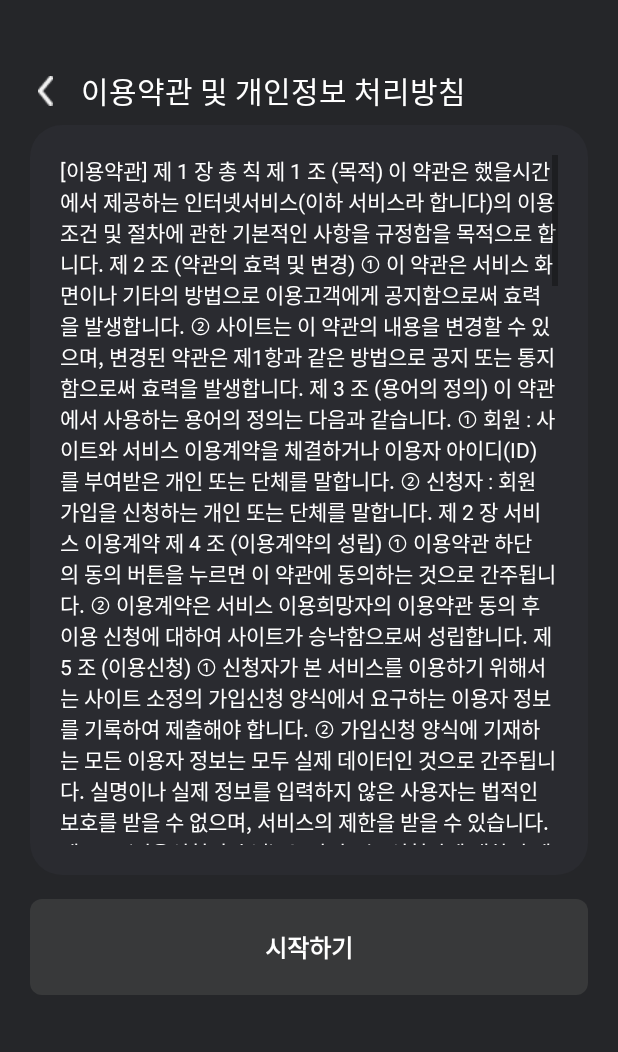
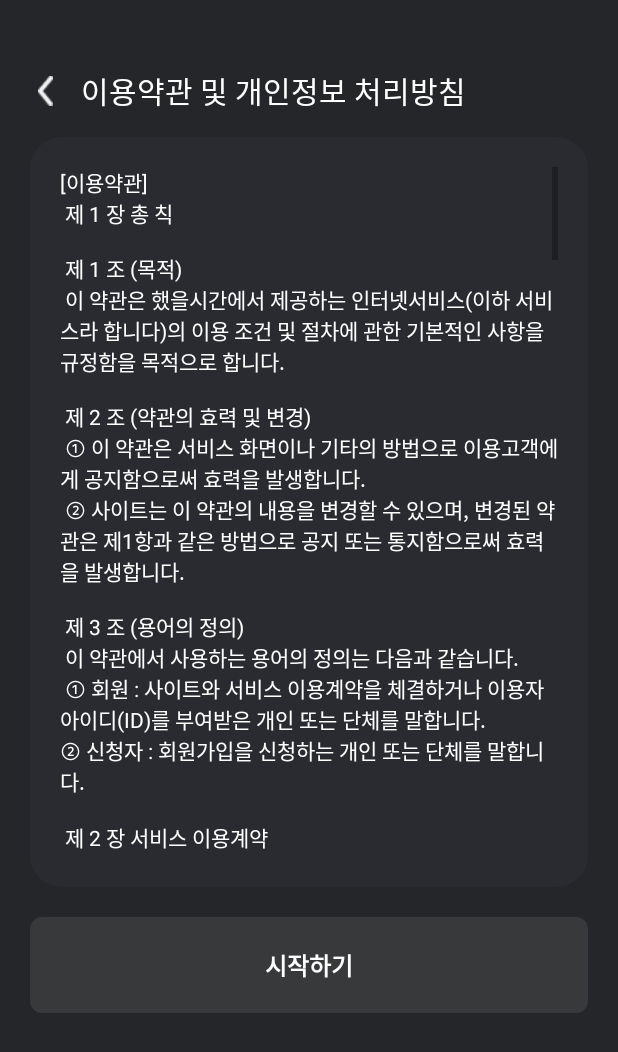
Before and after one commit to Hongji0611/ThreeO, an Android app: the TermsOfUesActivity screen opened directly, with no data from a screen before it, on a phone screen of 412 x 824 dp. Shown: the top 1052 px of the screen. Run offline under Robolectric (Android 15) with nearby library versions, the phone set to English and light mode, and no system bars.

Commit message:
Activity package

```diff
--- a/app/src/main/java/com/example/threeo/SplashActivity.kt
+++ /dev/null
@@ -1,27 +0,0 @@
-package com.example.threeo
-
-import android.content.Intent
-import androidx.appcompat.app.AppCompatActivity
-import android.os.Bundle
-import android.os.Handler
-
-class SplashActivity : AppCompatActivity() {
-    override fun onCreate(savedInstanceState: Bundle?) {
-        super.onCreate(savedInstanceState)
-        setContentView(R.layout.activity_splash)
-
-        Handler().postDelayed({
-            val intent = Intent(this, MainActivity::class.java)
-            intent.addFlags(Intent.FLAG_ACTIVITY_NO_ANIMATION)
-            startActivity(intent)
-            finish()
-        },DURATION)
-    }
-    companion object {
-        private const val DURATION : Long = 1000
-    }
-
-    override fun onBackPressed() {
-        super.onBackPressed()
-    }
-}
--- a/app/src/main/java/com/example/threeo/TermsOfUesActivity.kt
+++ /dev/null
@@ -1,11 +0,0 @@
-package com.example.threeo
-
-import androidx.appcompat.app.AppCompatActivity
-import android.os.Bundle
-
-class TermsOfUesActivity : AppCompatActivity() {
-    override fun onCreate(savedInstanceState: Bundle?) {
-        super.onCreate(savedInstanceState)
-        setContentView(R.layout.activity_terms_of_ues)
-    }
-}
--- a/app/src/main/java/com/example/threeo/MainActivity.kt
+++ b/app/src/main/java/com/example/threeo/activity/MainActivity.kt
@@ -1,4 +1,4 @@
-package com.example.threeo
+package com.example.threeo.activity
 
 import android.app.AppOpsManager
 import android.app.usage.UsageStats
@@ -15,6 +15,7 @@ import android.view.View
 import android.widget.Toast
 import androidx.appcompat.app.AppCompatActivity
 import androidx.recyclerview.widget.LinearLayoutManager
+import com.example.threeo.R
 import com.example.threeo.`interface`.TodoApi
 import com.example.threeo.adapter.AppListAdapter
 import com.example.threeo.data.TimeData
--- a/app/src/main/java/com/example/threeo/MenuActivity.kt
+++ b/app/src/main/java/com/example/threeo/activity/MenuActivity.kt
@@ -1,9 +1,7 @@
-package com.example.threeo
+package com.example.threeo.activity
 
-import android.content.Intent
 import androidx.appcompat.app.AppCompatActivity
 import android.os.Bundle
-import com.example.threeo.databinding.ActivityMainBinding
 import com.example.threeo.databinding.ActivityMenuBinding
 
 class MenuActivity : AppCompatActivity() {
--- /dev/null
+++ b/app/src/main/java/com/example/threeo/activity/SplashActivity.kt
@@ -0,0 +1,60 @@
+package com.example.threeo.activity
+
+import android.content.Intent
+import android.os.Bundle
+import android.os.Handler
+import android.util.Log
+import android.view.View
+import androidx.appcompat.app.AppCompatActivity
+import com.example.threeo.databinding.ActivitySplashBinding
+
+
+class SplashActivity : AppCompatActivity() {
+    lateinit var binding: ActivitySplashBinding
+
+    override fun onCreate(savedInstanceState: Bundle?) {
+        super.onCreate(savedInstanceState)
+        binding = ActivitySplashBinding.inflate(layoutInflater)
+        setContentView(binding.root)
+
+        val pref = getSharedPreferences("isFirst", MODE_PRIVATE)
+        val first = pref.getBoolean("isFirst", false)
+        if (!first) { //최초 실행시
+            Log.d("Is first Time?", "first")
+            val editor = pref.edit()
+            editor.commit()
+            //이용약관 동의 필요
+            binding.apply {
+                showTerm.visibility = View.VISIBLE
+                termBtn.visibility = View.VISIBLE
+
+                //button
+                showTerm.setOnClickListener {
+                    val intent = Intent(this@SplashActivity, TermsOfUesActivity::class.java)
+                    startActivity(intent)
+                }
+
+                termBtn.setOnClickListener {
+                    editor.putBoolean("isFirst", true)
+                    val intent = Intent(this@SplashActivity, MainActivity::class.java)
+                    startActivity(intent)
+                }
+            }
+
+        } else {
+            Handler().postDelayed({
+                val intent = Intent(this, MainActivity::class.java)
+                intent.addFlags(Intent.FLAG_ACTIVITY_NO_ANIMATION)
+                startActivity(intent)
+                finish()
+            }, DURATION)
+        }
+    }
+    companion object {
+        private const val DURATION : Long = 1000
+    }
+
+    override fun onBackPressed() {
+        super.onBackPressed()
+    }
+}
--- /dev/null
+++ b/app/src/main/java/com/example/threeo/activity/TermsOfUesActivity.kt
@@ -0,0 +1,41 @@
+package com.example.threeo.activity
+
+import android.content.Intent
+import androidx.appcompat.app.AppCompatActivity
+import android.os.Bundle
+import android.util.Log
+import com.example.threeo.databinding.ActivityTermsOfUesBinding
+
+class TermsOfUesActivity : AppCompatActivity() {
+    lateinit var binding: ActivityTermsOfUesBinding
+
+    override fun onCreate(savedInstanceState: Bundle?) {
+        super.onCreate(savedInstanceState)
+        binding = ActivityTermsOfUesBinding.inflate(layoutInflater)
+        setContentView(binding.root)
+
+        val pref = getSharedPreferences("isFirst", MODE_PRIVATE)
+        val first = pref.getBoolean("isFirst", false)
+        if (!first) { //최초 실행시
+            Log.d("Is first Time?", "first")
+            val editor = pref.edit()
+            editor.commit()
+            //이용약관 동의 필요
+            binding.apply {
+
+                backBtn.setOnClickListener {
+                    onBackPressed()
+                }
+
+                startBtn.setOnClickListener {
+                    editor.putBoolean("isFirst", true)
+                    val intent = Intent(this@TermsOfUesActivity, MainActivity::class.java)
+                    startActivity(intent)
+                }
+            }
+        } else {
+            val intent = Intent(this@TermsOfUesActivity, MainActivity::class.java)
+            startActivity(intent)
+        }
+    }
+}
--- a/app/src/main/res/layout/activity_detail.xml
+++ b/app/src/main/res/layout/activity_detail.xml
@@ -8,7 +8,7 @@
     android:background="@color/black"
     android:orientation="vertical"
     android:padding="20dp"
-    tools:context=".DetailActivity">
+    tools:context=".activity.DetailActivity">
 
     <ImageView
         android:id="@+id/backBtn"
--- a/app/src/main/res/layout/activity_main.xml
+++ b/app/src/main/res/layout/activity_main.xml
@@ -7,7 +7,7 @@
     android:background="@color/black"
     android:orientation="vertical"
     android:padding="16dp"
-    tools:context=".MainActivity">
+    tools:context=".activity.MainActivity">
 
     <ImageView
         android:id="@+id/menu"
--- a/app/src/main/res/layout/activity_menu.xml
+++ b/app/src/main/res/layout/activity_menu.xml
@@ -7,7 +7,7 @@
     android:background="@color/black"
     android:orientation="vertical"
     android:padding="20dp"
-    tools:context=".MenuActivity">
+    tools:context=".activity.MenuActivity">
 
     <ImageView
         android:id="@+id/backBtn"
--- a/app/src/main/res/layout/activity_splash.xml
+++ b/app/src/main/res/layout/activity_splash.xml
@@ -7,7 +7,7 @@
     android:background="@color/black"
     android:gravity="center_horizontal"
     android:orientation="vertical"
-    tools:context=".SplashActivity">
+    tools:context=".activity.SplashActivity">
 
     <ImageView
         android:id="@+id/imageView"
@@ -28,15 +28,16 @@
         android:textSize="20sp" />
 
     <TextView
-        android:id="@+id/textView15"
+        android:id="@+id/show_term"
         android:layout_width="wrap_content"
         android:layout_height="wrap_content"
         android:layout_marginTop="118dp"
         android:text="@string/terms_of_use"
-        android:textColor="@color/gray" />
+        android:textColor="@color/gray"
+        android:visibility="gone" />
 
     <TextView
-        android:id="@+id/textView10"
+        android:id="@+id/term_btn"
         android:layout_width="match_parent"
         android:layout_height="wrap_content"
         android:layout_marginHorizontal="18dp"
@@ -47,5 +48,6 @@
         android:text="이용약관 동의하고 시작하기"
         android:textColor="@color/white"
         android:textSize="16sp"
-        android:textStyle="bold" />
+        android:textStyle="bold"
+        android:visibility="gone" />
 </LinearLayout>
--- a/app/src/main/res/layout/activity_terms_of_ues.xml
+++ b/app/src/main/res/layout/activity_terms_of_ues.xml
@@ -7,7 +7,7 @@
     android:background="@color/black"
     android:orientation="vertical"
     android:padding="20dp"
-    tools:context=".MenuActivity">
+    tools:context=".activity.MenuActivity">
 
     <LinearLayout
         android:layout_width="match_parent"
@@ -38,7 +38,7 @@
     <ScrollView
         android:layout_width="match_parent"
         android:layout_height="500dp"
-        android:layout_marginTop="7dp"
+        android:layout_marginTop="15dp"
         android:background="@drawable/fill_box4"
         android:padding="20dp">
 
@@ -57,10 +57,10 @@
     </ScrollView>
 
     <TextView
-        android:id="@+id/textView10"
+        android:id="@+id/start_btn"
         android:layout_width="match_parent"
         android:layout_height="wrap_content"
-        android:layout_marginTop="16dp"
+        android:layout_marginTop="20dp"
         android:background="@drawable/fill_box2"
         android:gravity="center"
         android:paddingVertical="20dp"
--- a/app/src/main/res/values/strings.xml
+++ b/app/src/main/res/values/strings.xml
@@ -1,114 +1,114 @@
 <resources>
     <string name="app_name">했을시간</string>
     <string name="terms_of_use"><u>이용약관 보기</u></string>
-    <string name="terms_of_use_str"><pre>[이용약관]
-제 1 장 총 칙
+    <string name="terms_of_use_str">[이용약관]\n
+제 1 장 총 칙\n
+\n
+제 1 조 (목적)\n
+이 약관은 "했을시간"에서 제공하는 인터넷서비스(이하 "서비스"라 합니다)의 이용 조건 및 절차에 관한 기본적인 사항을 규정함을 목적으로 합니다.
+\n\n
+제 2 조 (약관의 효력 및 변경)\n
+① 이 약관은 서비스 화면이나 기타의 방법으로 이용고객에게 공지함으로써 효력을 발생합니다.\n
+② 사이트는 이 약관의 내용을 변경할 수 있으며, 변경된 약관은 제1항과 같은 방법으로 공지 또는 통지함으로써 효력을 발생합니다.
+\n\n
+제 3 조 (용어의 정의)\n
+이 약관에서 사용하는 용어의 정의는 다음과 같습니다.\n
+① 회원 : 사이트와 서비스 이용계약을 체결하거나 이용자 아이디(ID)를 부여받은 개인 또는 단체를 말합니다.
+\n② 신청자 : 회원가입을 신청하는 개인 또는 단체를 말합니다.\n\n
 
-제 1 조 (목적)
-이 약관은 "했을시간"에서 제공하는 인터넷서비스(이하 "서비스"라 합니다)의 이용 조건 및 절차에 관한 기본적인 사항을 규정함을 목적으로 합니다.
+제 2 장 서비스 이용계약\n
+\n
+제 4 조 (이용계약의 성립)\n
+① 이용약관 하단의 동의 버튼을 누르면 이 약관에 동의하는 것으로 간주됩니다.\n
+② 이용계약은 서비스 이용희망자의 이용약관 동의 후 이용 신청에 대하여 사이트가 승낙함으로써 성립합니다.
+\n\n
+제 5 조 (이용신청)\n
+① 신청자가 본 서비스를 이용하기 위해서는 사이트 소정의 가입신청 양식에서 요구하는 이용자 정보를 기록하여 제출해야 합니다.
+\n② 가입신청 양식에 기재하는 모든 이용자 정보는 모두 실제 데이터인 것으로 간주됩니다. 실명이나 실제 정보를 입력하지 않은 사용자는 법적인 보호를 받을 수 없으며, 서비스의 제한을 받을 수 있습니다.
+\n\n
+제 6 조 (이용신청의 승낙)\n
+① 사이트는 신청자에 대하여 제2항, 제3항의 경우를 예외로 하여 서비스 이용신청을 승낙합니다.
+\n② 사이트는 다음에 해당하는 경우에 그 신청에 대한 승낙 제한사유가 해소될 때까지 승낙을 유보할 수 있습니다.
+\n가. 서비스 관련 설비에 여유가 없는 경우
+\n나. 기술상 지장이 있는 경우
+\n다. 기타 사이트가 필요하다고 인정되는 경우
+\n③ 사이트는 신청자가 다음에 해당하는 경우에는 승낙을 거부할 수 있습니다.
+\n가. 다른 개인(사이트)의 명의를 사용하여 신청한 경우
+\n나. 이용자 정보를 허위로 기재하여 신청한 경우
+\n다. 사회의 안녕질서 또는 미풍양속을 저해할 목적으로 신청한 경우
+\n라. 기타 사이트 소정의 이용신청요건을 충족하지 못하는 경우
+\n\n
+제 7 조 (이용자정보의 변경)\n
+회원은 이용 신청시에 기재했던 회원정보가 변경되었을 경우에는, 온라인으로 수정하여야 하며 변경하지 않음으로 인하여 발생되는 모든 문제의 책임은 회원에게 있습니다.
+\n\n
+제 3 장 계약 당사자의 의무\n\n
 
-제 2 조 (약관의 효력 및 변경)
-① 이 약관은 서비스 화면이나 기타의 방법으로 이용고객에게 공지함으로써 효력을 발생합니다.
-② 사이트는 이 약관의 내용을 변경할 수 있으며, 변경된 약관은 제1항과 같은 방법으로 공지 또는 통지함으로써 효력을 발생합니다.
+제 8 조 (사이트의 의무)\n
+① 사이트는 회원에게 각 호의 서비스를 제공합니다.
+\n가. 신규서비스와 도메인 정보에 대한 뉴스레터 발송
+\n나. 추가 도메인 등록시 개인정보 자동 입력
+\n다. 도메인 등록, 관리를 위한 각종 부가서비스
+\n② 사이트는 서비스 제공과 관련하여 취득한 회원의 개인정보를 회원의 동의없이 타인에게 누설, 공개 또는 배포할 수 없으며, 서비스관련 업무 이외의 상업적 목적으로 사용할 수 없습니다. 단, 다음 각 호의 1에 해당하는 경우는 예외입니다.
+\n가. 전기통신기본법 등 법률의 규정에 의해 국가기관의 요구가 있는 경우
+\n나. 범죄에 대한 수사상의 목적이 있거나 정보통신윤리 위원회의 요청이 있는 경우
+\n다. 기타 관계법령에서 정한 절차에 따른 요청이 있는 경우
+\n③ 사이트는 이 약관에서 정한 바에 따라 지속적, 안정적으로 서비스를 제공할 의무가 있습니다.
+\n\n
+제 9 조 (회원의 의무)\n
+① 회원은 서비스 이용 시 다음 각 호의 행위를 하지 않아야 합니다.
+\n가. 다른 회원의 ID를 부정하게 사용하는 행위
+\n나. 서비스에서 얻은 정보를 사이트의 사전승낙 없이 회원의 이용 이외의 목적으로 복제하거나 이를 변경, 출판 및 방송 등에 사용하거나 타인에게 제공하는 행위
+\n다. 사이트의 저작권, 타인의 저작권 등 기타 권리를 침해하는 행위
+\n라. 공공질서 및 미풍양속에 위반되는 내용의 정보, 문장, 도형 등을 타인에게 유포하는 행위
+\n마. 범죄와 결부된다고 객관적으로 판단되는 행위
+\n바. 기타 관계법령에 위배되는 행위
+\n② 회원은 관계법령, 이 약관에서 규정하는 사항, 서비스 이용 안내 및 주의 사항을 준수하여야 합니다.
+\n③ 회원은 내용별로 사이트가 서비스 공지사항에 게시하거나 별도로 공지한 이용 제한 사항을 준수하여야 합니다.
+\n\n
+제 4 장 서비스 제공 및 이용\n\n
 
-제 3 조 (용어의 정의)
-이 약관에서 사용하는 용어의 정의는 다음과 같습니다.
-① 회원 : 사이트와 서비스 이용계약을 체결하거나 이용자 아이디(ID)를 부여받은 개인 또는 단체를 말합니다.
-② 신청자 : 회원가입을 신청하는 개인 또는 단체를 말합니다.
+제 10 조 (서비스 제한 및 정지)\n
+① 사이트는 전시, 사변, 천재지변 또는 이에 준하는 국가비상사태가 발생하거나 발생할 우려가 있는 경우와 전기통신사업법에 의한 기간통신 사업자가 전기통신서비스를 중지하는 등 기타 불가항력적 사유가 있는 경우에는 서비스의 전부 또는 일부를 제한하거나 정지할 수 있습니다.
+\n② 사이트는 제1항의 규정에 의하여 서비스의 이용을 제한하거나 정지할 때에는 그 사유 및 제한기간 등을 지체없이 회원에게 알려야 합니다.
 
-제 2 장 서비스 이용계약
+제5장 계약사항의 변경, 해지\n\n
 
-제 4 조 (이용계약의 성립)
-① 이용약관 하단의 동의 버튼을 누르면 이 약관에 동의하는 것으로 간주됩니다.
-② 이용계약은 서비스 이용희망자의 이용약관 동의 후 이용 신청에 대하여 사이트가 승낙함으로써 성립합니다.
+제 13 조 (계약사항의 해지)\n
+회원은 서비스 이용계약을 해지할 수 있으며, 해지할 경우에는 본인이 직접 서비스를 통하거나 전화 또는 온라인 등으로 사이트에 해지신청을 하여야 합니다. 사이트는 해지신청이 접수된 당일부터 해당 회원의 서비스 이용을 제한합니다. 사이트는 회원이 다음 각 항의 1에 해당하여 이용계약을 해지하고자 할 경우에는 해지조치 7일전까지 그 뜻을 이용고객에게 통지하여 소명할 기회를 주어야 합니다.
+\n① 이용고객이 이용제한 규정을 위반하거나 그 이용제한 기간 내에 제한 사유를 해소하지 않는 경우
+\n② 정보통신윤리위원회가 이용해지를 요구한 경우
+\n③ 이용고객이 정당한 사유 없이 의견진술에 응하지 아니한 경우
+\n④ 타인 명의로 신청을 하였거나 신청서 내용의 허위 기재 또는 허위서류를 첨부하여 이용계약을 체결한 경우
+\n사이트는 상기 규정에 의하여 해지된 이용고객에 대해서는 별도로 정한 기간동안 가입을 제한할 수 있습니다.
+\n\n
+제6장 손해배상\n\n
 
-제 5 조 (이용신청)
-① 신청자가 본 서비스를 이용하기 위해서는 사이트 소정의 가입신청 양식에서 요구하는 이용자 정보를 기록하여 제출해야 합니다.
-② 가입신청 양식에 기재하는 모든 이용자 정보는 모두 실제 데이터인 것으로 간주됩니다. 실명이나 실제 정보를 입력하지 않은 사용자는 법적인 보호를 받을 수 없으며, 서비스의 제한을 받을 수 있습니다.
+제 14 조 (면책조항)\n
+① 사이트는 회원이 서비스 제공으로부터 기대되는 이익을 얻지 못하였거나 서비스 자료에 대한 취사선택 또는 이용으로 발생하는 손해 등에 대해서는 책임이 면제됩니다.
+\n② 사이트는 회원의 귀책사유나 제3자의 고의로 인하여 서비스에 장애가 발생하거나 회원의 데이터가 훼손된 경우에 책임이 면제됩니다.
+\n③ 사이트는 회원이 게시 또는 전송한 자료의 내용에 대해서는 책임이 면제됩니다.
+\n④ 상표권이 있는 도메인의 경우, 이로 인해 발생할 수도 있는 손해나 배상에 대한 책임은 구매한 회원 당사자에게 있으며, 사이트는 이에 대한 일체의 책임을 지지 않습니다.
 
-제 6 조 (이용신청의 승낙)
-① 사이트는 신청자에 대하여 제2항, 제3항의 경우를 예외로 하여 서비스 이용신청을 승낙합니다.
-② 사이트는 다음에 해당하는 경우에 그 신청에 대한 승낙 제한사유가 해소될 때까지 승낙을 유보할 수 있습니다.
-가. 서비스 관련 설비에 여유가 없는 경우
-나. 기술상 지장이 있는 경우
-다. 기타 사이트가 필요하다고 인정되는 경우
-③ 사이트는 신청자가 다음에 해당하는 경우에는 승낙을 거부할 수 있습니다.
-가. 다른 개인(사이트)의 명의를 사용하여 신청한 경우
-나. 이용자 정보를 허위로 기재하여 신청한 경우
-다. 사회의 안녕질서 또는 미풍양속을 저해할 목적으로 신청한 경우
-라. 기타 사이트 소정의 이용신청요건을 충족하지 못하는 경우
-
-제 7 조 (이용자정보의 변경)
-회원은 이용 신청시에 기재했던 회원정보가 변경되었을 경우에는, 온라인으로 수정하여야 하며 변경하지 않음으로 인하여 발생되는 모든 문제의 책임은 회원에게 있습니다.
-
-제 3 장 계약 당사자의 의무
-
-제 8 조 (사이트의 의무)
-① 사이트는 회원에게 각 호의 서비스를 제공합니다.
-가. 신규서비스와 도메인 정보에 대한 뉴스레터 발송
-나. 추가 도메인 등록시 개인정보 자동 입력
-다. 도메인 등록, 관리를 위한 각종 부가서비스
-② 사이트는 서비스 제공과 관련하여 취득한 회원의 개인정보를 회원의 동의없이 타인에게 누설, 공개 또는 배포할 수 없으며, 서비스관련 업무 이외의 상업적 목적으로 사용할 수 없습니다. 단, 다음 각 호의 1에 해당하는 경우는 예외입니다.
-가. 전기통신기본법 등 법률의 규정에 의해 국가기관의 요구가 있는 경우
-나. 범죄에 대한 수사상의 목적이 있거나 정보통신윤리 위원회의 요청이 있는 경우
-다. 기타 관계법령에서 정한 절차에 따른 요청이 있는 경우
-③ 사이트는 이 약관에서 정한 바에 따라 지속적, 안정적으로 서비스를 제공할 의무가 있습니다.
-
-제 9 조 (회원의 의무)
-① 회원은 서비스 이용 시 다음 각 호의 행위를 하지 않아야 합니다.
-가. 다른 회원의 ID를 부정하게 사용하는 행위
-나. 서비스에서 얻은 정보를 사이트의 사전승낙 없이 회원의 이용 이외의 목적으로 복제하거나 이를 변경, 출판 및 방송 등에 사용하거나 타인에게 제공하는 행위
-다. 사이트의 저작권, 타인의 저작권 등 기타 권리를 침해하는 행위
-라. 공공질서 및 미풍양속에 위반되는 내용의 정보, 문장, 도형 등을 타인에게 유포하는 행위
-마. 범죄와 결부된다고 객관적으로 판단되는 행위
-바. 기타 관계법령에 위배되는 행위
-② 회원은 관계법령, 이 약관에서 규정하는 사항, 서비스 이용 안내 및 주의 사항을 준수하여야 합니다.
-③ 회원은 내용별로 사이트가 서비스 공지사항에 게시하거나 별도로 공지한 이용 제한 사항을 준수하여야 합니다.
-
-제 4 장 서비스 제공 및 이용
-
-제 10 조 (서비스 제한 및 정지)
-① 사이트는 전시, 사변, 천재지변 또는 이에 준하는 국가비상사태가 발생하거나 발생할 우려가 있는 경우와 전기통신사업법에 의한 기간통신 사업자가 전기통신서비스를 중지하는 등 기타 불가항력적 사유가 있는 경우에는 서비스의 전부 또는 일부를 제한하거나 정지할 수 있습니다.
-② 사이트는 제1항의 규정에 의하여 서비스의 이용을 제한하거나 정지할 때에는 그 사유 및 제한기간 등을 지체없이 회원에게 알려야 합니다.
-
-제5장 계약사항의 변경, 해지
-
-제 13 조 (계약사항의 해지)
-회원은 서비스 이용계약을 해지할 수 있으며, 해지할 경우에는 본인이 직접 서비스를 통하거나 전화 또는 온라인 등으로 사이트에 해지신청을 하여야 합니다. 사이트는 해지신청이 접수된 당일부터 해당 회원의 서비스 이용을 제한합니다. 사이트는 회원이 다음 각 항의 1에 해당하여 이용계약을 해지하고자 할 경우에는 해지조치 7일전까지 그 뜻을 이용고객에게 통지하여 소명할 기회를 주어야 합니다.
-① 이용고객이 이용제한 규정을 위반하거나 그 이용제한 기간 내에 제한 사유를 해소하지 않는 경우
-② 정보통신윤리위원회가 이용해지를 요구한 경우
-③ 이용고객이 정당한 사유 없이 의견진술에 응하지 아니한 경우
-④ 타인 명의로 신청을 하였거나 신청서 내용의 허위 기재 또는 허위서류를 첨부하여 이용계약을 체결한 경우
-사이트는 상기 규정에 의하여 해지된 이용고객에 대해서는 별도로 정한 기간동안 가입을 제한할 수 있습니다.
-
-제6장 손해배상
-
-제 14 조 (면책조항)
-① 사이트는 회원이 서비스 제공으로부터 기대되는 이익을 얻지 못하였거나 서비스 자료에 대한 취사선택 또는 이용으로 발생하는 손해 등에 대해서는 책임이 면제됩니다.
-② 사이트는 회원의 귀책사유나 제3자의 고의로 인하여 서비스에 장애가 발생하거나 회원의 데이터가 훼손된 경우에 책임이 면제됩니다.
-③ 사이트는 회원이 게시 또는 전송한 자료의 내용에 대해서는 책임이 면제됩니다.
-④ 상표권이 있는 도메인의 경우, 이로 인해 발생할 수도 있는 손해나 배상에 대한 책임은 구매한 회원 당사자에게 있으며, 사이트는 이에 대한 일체의 책임을 지지 않습니다.
-
-제 15 조 (관할법원)
+제 15 조 (관할법원)\n\n
 
 서비스와 관련하여 사이트와 회원간에 분쟁이 발생할 경우 사이트의 본사 소재지를 관할하는 법원을 관할법원으로 합니다.
+\n\n
+[부칙]\n\n
 
-[부칙]
-
-(시행일) 이 약관은 2021년 10월부터 시행합니다.
+(시행일) 이 약관은 2021년 10월부터 시행합니다.\n\n
 
 
-[개인정보처리방침]
-사이트가 취급하는 모든 개인정보는 관련법령에 근거하거나 정보주체의 동의에 의하여 수집ㆍ보유 및 처리되고 있습니다.
+[개인정보처리방침]\n
+\n사이트가 취급하는 모든 개인정보는 관련법령에 근거하거나 정보주체의 동의에 의하여 수집ㆍ보유 및 처리되고 있습니다.
 
-「개인정보보호법률」은 이러한 개인정보의 취급에 대한 일반적 규범을 제시하고 있으며, 사이트는 이러한 법령의 규정에 따라 개인정보의 처리목적에 필요한 최소한의 개인정보를 수집ㆍ보유 및 처리하는 개인정보를 공공업무의 적절한 수행과 국민의 권익을 보호하기 위해 적법하고 적정하게 취급할 것입니다.
+\n「개인정보보호법률」은 이러한 개인정보의 취급에 대한 일반적 규범을 제시하고 있으며, 사이트는 이러한 법령의 규정에 따라 개인정보의 처리목적에 필요한 최소한의 개인정보를 수집ㆍ보유 및 처리하는 개인정보를 공공업무의 적절한 수행과 국민의 권익을 보호하기 위해 적법하고 적정하게 취급할 것입니다.
 
-또한, 사이트는 관련 법령에서 규정한 바에 따라 사이트에서 보유하고 있는 개인정보에 대한 열람청구권 및 정정청구권 등 이용자 여러분의 권익을 존중하며, 이용자 여러분은 이러한 법령상 권익의 침해 등에 대하여 법률이 정하는 바에 따라 정보주체의 권익을 보호 받을 수 있습니다.
+\n또한, 사이트는 관련 법령에서 규정한 바에 따라 사이트에서 보유하고 있는 개인정보에 대한 열람청구권 및 정정청구권 등 이용자 여러분의 권익을 존중하며, 이용자 여러분은 이러한 법령상 권익의 침해 등에 대하여 법률이 정하는 바에 따라 정보주체의 권익을 보호 받을 수 있습니다.
 
-사이트의 개인정보처리방침은 사이트가 운영하는 앱에서 이용자 여러분의 개인정보를 보호하기 위한 [앱 이용자의 개인정보보호]와 소관업무를 수행하는데 필요한 개인정보 취급에 관한 [컴퓨터에 의해 처리되는 개인정보보호] 두 가지로 구성되어 있습니다.
+\n사이트의 개인정보처리방침은 사이트가 운영하는 앱에서 이용자 여러분의 개인정보를 보호하기 위한 [앱 이용자의 개인정보보호]와 소관업무를 수행하는데 필요한 개인정보 취급에 관한 [컴퓨터에 의해 처리되는 개인정보보호] 두 가지로 구성되어 있습니다.
 
-위와 같이 자동 수집ㆍ저장되는 정보는 이용자 여러분에게 보다 나은 서비스를 제공하기 위해 앱의 개선과 보완을 위한 통계분석, 이용자와 앱 간의 원활한 의사소통, 보안 침해 대응 등을 위해 이용될 수 있으며, 이러한 정보는 관계법령의 규정에 따라 제출될 수 있음을 유념하시기 바랍니다.
+\n위와 같이 자동 수집ㆍ저장되는 정보는 이용자 여러분에게 보다 나은 서비스를 제공하기 위해 앱의 개선과 보완을 위한 통계분석, 이용자와 앱 간의 원활한 의사소통, 보안 침해 대응 등을 위해 이용될 수 있으며, 이러한 정보는 관계법령의 규정에 따라 제출될 수 있음을 유념하시기 바랍니다.
 
-사이트가 운영하는 앱에서 이메일 주소 등 식별할 수 있는 개인정보를 취득하여서는 아니 됩니다. 적법하지 아니한 방법으로 이러한 개인정보를 열람 또는 제공받은 자는 [개인정보보호법률]에 의하여 처벌을 받을 수 있습니다.
-    </pre></string>
+\n사이트가 운영하는 앱에서 이메일 주소 등 식별할 수 있는 개인정보를 취득하여서는 아니 됩니다. 적법하지 아니한 방법으로 이러한 개인정보를 열람 또는 제공받은 자는 [개인정보보호법률]에 의하여 처벌을 받을 수 있습니다.
+    </string>
 </resources>
```
Also changed, not shown: app/src/main/AndroidManifest.xml (+5 -5 lines), app/src/main/java/com/example/threeo/activity/DetailActivity.kt (renamed from app/src/main/java/com/example/threeo/DetailActivity.kt, +12 -12 lines).
